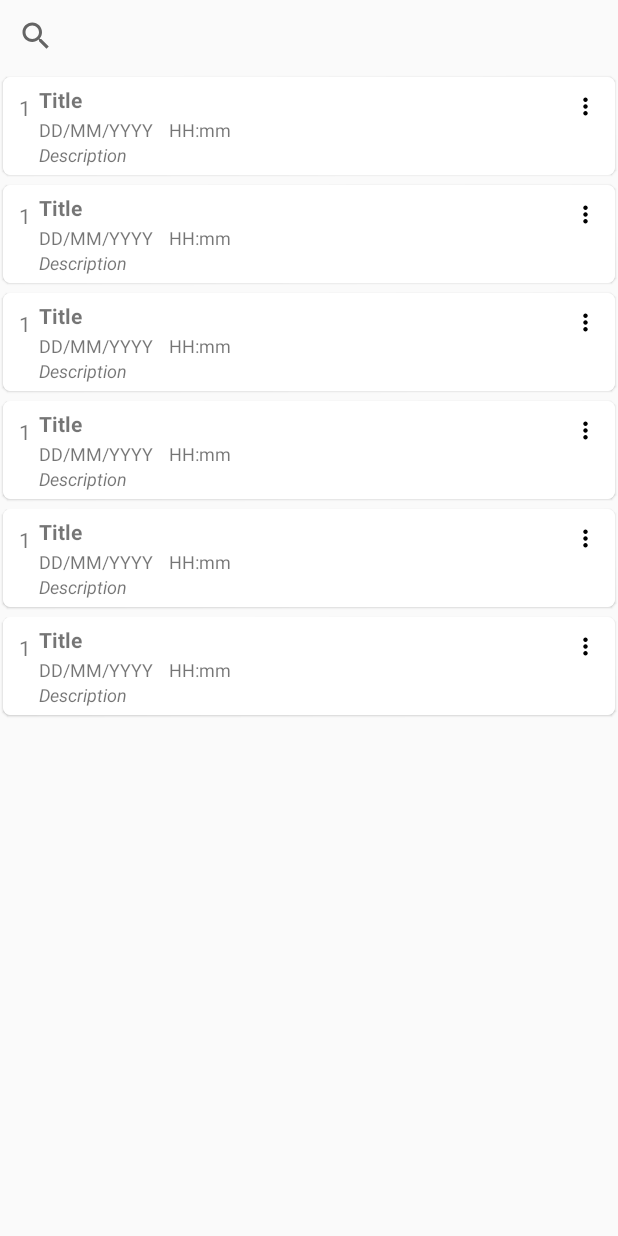
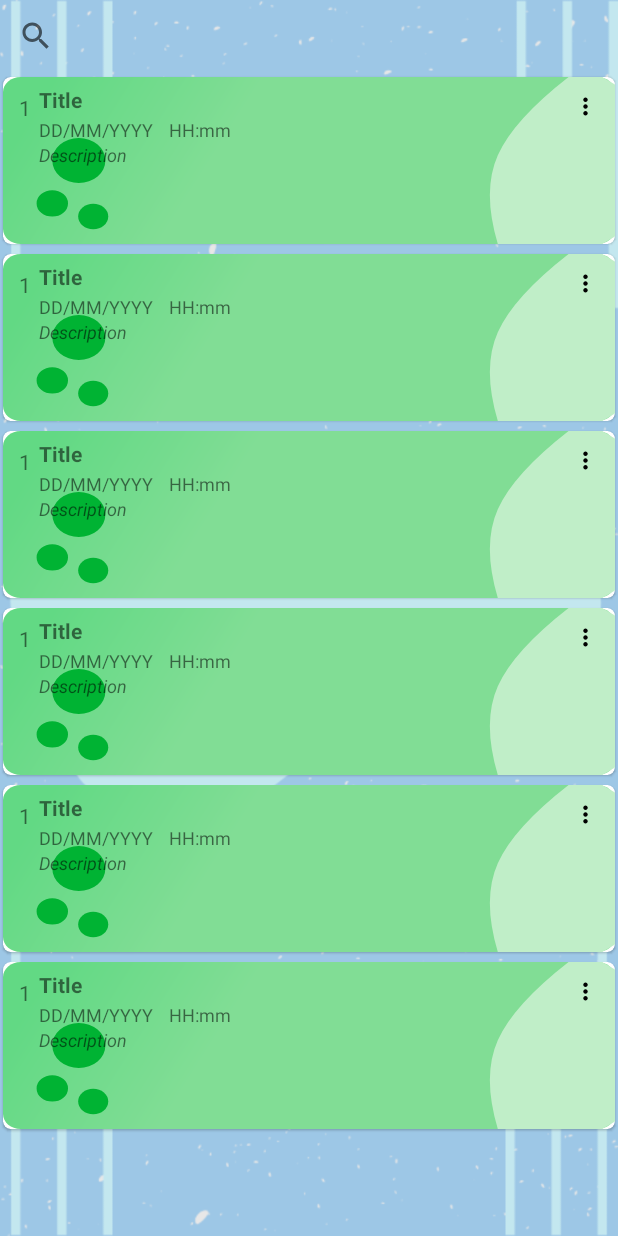
Before and after one commit to V-Nuril/capstone, an Android app: the layout activity_main.xml on its own in the app's theme, with its tools: preview values and no code run, on a phone screen of 412 x 824 dp. Run offline under Robolectric (Android 15) with nearby library versions, the phone set to English and light mode, and no system bars.

Commit message:
Update background item

```diff
--- a/capstone/app/src/main/java/com/project/x1/capstone/ReminderService.kt
+++ b/capstone/app/src/main/java/com/project/x1/capstone/ReminderService.kt
@@ -12,6 +12,9 @@ import android.os.IBinder
 import android.speech.tts.TextToSpeech
 import android.util.Log
 import androidx.core.app.NotificationCompat
+import com.project.x1.capstone.database.Data
+import com.project.x1.capstone.entity.Reminder
+import com.project.x1.capstone.ui.MainActivity
 import java.util.*
 
 
--- a/capstone/app/src/main/java/com/project/x1/capstone/Data.kt
+++ b/capstone/app/src/main/java/com/project/x1/capstone/database/Data.kt
@@ -1,9 +1,10 @@
-package com.project.x1.capstone
+package com.project.x1.capstone.database
 
 import android.content.ContentValues
 import android.content.Context
 import android.database.sqlite.SQLiteDatabase
 import android.database.sqlite.SQLiteOpenHelper
+import com.project.x1.capstone.entity.Reminder
 
 class Data(context: Context) :
     SQLiteOpenHelper(context, DATABASE_NAME, null, DATABASE_VERSION) {
--- a/capstone/app/src/main/java/com/project/x1/capstone/Reminder.kt
+++ b/capstone/app/src/main/java/com/project/x1/capstone/entity/Reminder.kt
@@ -1,4 +1,4 @@
-package com.project.x1.capstone
+package com.project.x1.capstone.entity
 
 import java.io.Serializable
 
--- a/capstone/app/src/main/java/com/project/x1/capstone/Alarm.kt
+++ b/capstone/app/src/main/java/com/project/x1/capstone/function/Alarm.kt
@@ -1,8 +1,9 @@
-package com.project.x1.capstone
+package com.project.x1.capstone.function
 
 import android.content.BroadcastReceiver
 import android.content.Context
 import android.content.Intent
+import com.project.x1.capstone.ReminderService
 
 class Alarm : BroadcastReceiver() {
 
--- a/capstone/app/src/main/java/com/project/x1/capstone/ActivitySplashScreen.kt
+++ b/capstone/app/src/main/java/com/project/x1/capstone/ui/ActivitySplashScreen.kt
@@ -1,4 +1,4 @@
-package com.project.x1.capstone
+package com.project.x1.capstone.ui
 
 import android.content.Intent
 import android.os.Bundle
--- a/capstone/app/src/main/java/com/project/x1/capstone/Adapter.kt
+++ b/capstone/app/src/main/java/com/project/x1/capstone/ui/adapter/Adapter.kt
@@ -1,4 +1,4 @@
-package com.project.x1.capstone
+package com.project.x1.capstone.ui.adapter
 
 import android.annotation.SuppressLint
 import android.graphics.Paint
@@ -6,6 +6,9 @@ import android.view.LayoutInflater
 import android.view.View
 import android.view.ViewGroup
 import androidx.recyclerview.widget.RecyclerView
+import com.project.x1.capstone.utils.Object
+import com.project.x1.capstone.R
+import com.project.x1.capstone.entity.Reminder
 import kotlinx.android.synthetic.main.items.view.*
 
 class Adapter constructor(private val itemClick: OnItemClickListener) :
--- a/capstone/app/src/main/java/com/project/x1/capstone/Object.kt
+++ b/capstone/app/src/main/java/com/project/x1/capstone/utils/Object.kt
@@ -1,4 +1,4 @@
-package com.project.x1.capstone
+package com.project.x1.capstone.utils
 
 import android.content.Context
 import android.widget.Toast
--- /dev/null
+++ b/capstone/app/src/main/res/drawable/ic_item_green.xml
@@ -0,0 +1,115 @@
+<vector xmlns:android="http://schemas.android.com/apk/res/android"
+    xmlns:aapt="http://schemas.android.com/aapt"
+    android:width="346dp"
+    android:height="111dp"
+    android:viewportWidth="346"
+    android:viewportHeight="111">
+  <group>
+    <clip-path
+        android:pathData="M-6,-348h360v640h-360z"/>
+    <path
+        android:pathData="M-6,-348L355,-348L355,-207.867Q302.402,-180.39 264.933,-174Q227.465,-167.61 -6,-207.867L-6,-348Z">
+      <aapt:attr name="android:fillColor">
+        <gradient
+            android:startY="168.51591"
+            android:startX="1.2"
+            android:endY="-18.282387"
+            android:endX="0.2"
+            android:type="linear">
+          <item android:offset="0" android:color="#FF66C9F0"/>
+          <item android:offset="0.98333335" android:color="#FFD2D9D9"/>
+        </gradient>
+      </aapt:attr>
+    </path>
+    <path
+        android:pathData="M10,-126L336,-126C341.519,-126 346,-121.519 346,-116L346,-25C346,-19.481 341.519,-15 336,-15L10,-15C4.481,-15 0,-19.481 0,-25L0,-116C0,-121.519 4.481,-126 10,-126Z"
+        android:strokeColor="#00000000">
+      <aapt:attr name="android:fillColor">
+        <gradient
+            android:startY="-70.5"
+            android:startX="0"
+            android:endY="-20.59205"
+            android:endX="92.78661"
+            android:type="linear">
+          <item android:offset="0" android:color="#FFD9D962"/>
+          <item android:offset="0.99583334" android:color="#FFD0DF6B"/>
+        </gradient>
+      </aapt:attr>
+    </path>
+    <path
+        android:pathData="M279.75,-74Q288.75,-97.6 319.75,-126L338.75,-126L346,-121L346,-89.8L346,-20L338.75,-15L279.75,-15Q270.75,-50.4 279.75,-74Z"
+        android:fillColor="#E5EEC0"/>
+    <path
+        android:pathData="M10,0L336,0C341.519,0 346,4.481 346,10L346,101C346,106.519 341.519,111 336,111L10,111C4.481,111 0,106.519 0,101L0,10C0,4.481 4.481,0 10,0Z"
+        android:strokeColor="#00000000">
+      <aapt:attr name="android:fillColor">
+        <gradient
+            android:startY="55.5"
+            android:startX="0"
+            android:endY="105.40795"
+            android:endX="92.78661"
+            android:type="linear">
+          <item android:offset="0" android:color="#FF62D984"/>
+          <item android:offset="0.9875" android:color="#FF81DD95"/>
+        </gradient>
+      </aapt:attr>
+    </path>
+    <path
+        android:pathData="M51,182m-15,0a15,15 0,1 1,30 0a15,15 0,1 1,-30 0"
+        android:fillColor="#C80F6E"/>
+    <path
+        android:pathData="M51,182m-15,0a15,15 0,1 1,30 0a15,15 0,1 1,-30 0"
+        android:fillColor="#C80F6E"/>
+    <path
+        android:pathData="M51,182m-15,0a15,15 0,1 1,30 0a15,15 0,1 1,-30 0"
+        android:fillColor="#C80F6E"/>
+    <path
+        android:pathData="M279.75,52Q288.75,28.4 319.75,0L338.75,0L346,5L346,36.2L346,106L338.75,111L279.75,111Q270.75,75.6 279.75,52Z"
+        android:fillColor="#C0EEC8"/>
+    <path
+        android:pathData="M10,126.5L336,126.5C341.519,126.5 346,130.981 346,136.5L346,227.5C346,233.019 341.519,237.5 336,237.5L10,237.5C4.481,237.5 0,233.019 0,227.5L0,136.5C0,130.981 4.481,126.5 10,126.5Z"
+        android:strokeColor="#00000000">
+      <aapt:attr name="android:fillColor">
+        <gradient
+            android:startY="182"
+            android:startX="0"
+            android:endY="231.90794"
+            android:endX="92.78661"
+            android:type="linear">
+          <item android:offset="0" android:color="#FFD962A7"/>
+          <item android:offset="0.9791667" android:color="#FFF488C4"/>
+        </gradient>
+      </aapt:attr>
+    </path>
+    <path
+        android:pathData="M19,210.75a8.875,8.75 0,1 0,17.75 0a8.875,8.75 0,1 0,-17.75 0z"
+        android:fillColor="#C80F6E"/>
+    <path
+        android:pathData="M19,84a8.875,8.75 0,1 0,17.75 0a8.875,8.75 0,1 0,-17.75 0z"
+        android:fillColor="#00B333"/>
+    <path
+        android:pathData="M19,-40a8.875,8.75 0,1 0,17.75 0a8.875,8.75 0,1 0,-17.75 0z"
+        android:fillColor="#B5B500"/>
+    <path
+        android:pathData="M51,224m-8.5,0a8.5,8.5 0,1 1,17 0a8.5,8.5 0,1 1,-17 0"
+        android:fillColor="#C80F6E"/>
+    <path
+        android:pathData="M51,92.75m-8.5,0a8.5,8.5 0,1 1,17 0a8.5,8.5 0,1 1,-17 0"
+        android:fillColor="#00B333"/>
+    <path
+        android:pathData="M51,-31.25m-8.5,0a8.5,8.5 0,1 1,17 0a8.5,8.5 0,1 1,-17 0"
+        android:fillColor="#B5B500"/>
+    <path
+        android:pathData="M279.75,178.5Q288.75,154.9 319.75,126.5L338.75,126.5L346,131.5L346,162.7L346,232.5L338.75,237.5L279.75,237.5Q270.75,202.1 279.75,178.5Z"
+        android:fillColor="#EEC0D6"/>
+    <path
+        android:pathData="M51,182m-15,0a15,15 0,1 1,30 0a15,15 0,1 1,-30 0"
+        android:fillColor="#C80F6E"/>
+    <path
+        android:pathData="M42.875,55.5m-15,0a15,15 0,1 1,30 0a15,15 0,1 1,-30 0"
+        android:fillColor="#00B333"/>
+    <path
+        android:pathData="M42.875,-70.5m-15,0a15,15 0,1 1,30 0a15,15 0,1 1,-30 0"
+        android:fillColor="#B5B500"/>
+  </group>
+</vector>
--- a/capstone/app/src/main/res/layout/activity_main.xml
+++ b/capstone/app/src/main/res/layout/activity_main.xml
@@ -4,6 +4,7 @@
     xmlns:tools="http://schemas.android.com/tools"
     android:layout_width="match_parent"
     android:layout_height="match_parent"
+    android:background="@drawable/layout"
     tools:showIn="@layout/activity_main">
 
     <androidx.appcompat.widget.SearchView
--- a/capstone/app/src/main/res/layout/activity_new_task.xml
+++ b/capstone/app/src/main/res/layout/activity_new_task.xml
@@ -1,7 +1,8 @@
 <?xml version="1.0" encoding="utf-8"?>
 <RelativeLayout xmlns:android="http://schemas.android.com/apk/res/android"
     android:layout_width="match_parent"
-    android:layout_height="match_parent">
+    android:layout_height="match_parent"
+    android:background="@drawable/layout">
 
     <ScrollView
         android:id="@+id/scrollView"
--- a/capstone/app/src/main/res/layout/activity_splash_screen.xml
+++ b/capstone/app/src/main/res/layout/activity_splash_screen.xml
@@ -3,7 +3,8 @@
     xmlns:tools="http://schemas.android.com/tools"
     android:layout_width="match_parent"
     android:layout_height="match_parent"
-    tools:context=".ActivitySplashScreen">
+    tools:context=".ui.ActivitySplashScreen"
+    android:background="@drawable/layout">
 
     <ImageView
         android:layout_width="200dp"
--- a/capstone/app/src/main/res/layout/items.xml
+++ b/capstone/app/src/main/res/layout/items.xml
@@ -13,7 +13,7 @@
     <RelativeLayout
         android:layout_width="match_parent"
         android:layout_height="wrap_content"
-        android:background="@color/colorWhite"
+        android:background="@drawable/ic_item_green"
         android:orientation="horizontal"
         android:padding="5dp">
 
--- a/capstone/app/src/main/res/values/styles.xml
+++ b/capstone/app/src/main/res/values/styles.xml
@@ -5,7 +5,6 @@
         <item name="colorPrimary">@color/colorPrimary</item>
         <item name="colorPrimaryDark">@color/colorPrimaryDark</item>
         <item name="colorAccent">@color/colorAccent</item>
-
         <item name="android:windowAnimationStyle">@style/WindowAnimationTransition</item>
 
     </style>
```
Also changed, not shown: capstone/app/src/main/AndroidManifest.xml (+4 -4 lines), capstone/app/src/main/java/com/project/x1/capstone/ui/ActivityNewTask.kt (renamed from capstone/app/src/main/java/com/project/x1/capstone/ActivityNewTask.kt, +8 -2 lines), capstone/app/src/main/java/com/project/x1/capstone/ui/MainActivity.kt (renamed from capstone/app/src/main/java/com/project/x1/capstone/MainActivity.kt, +7 -1 lines), capstone/app/src/main/res/drawable/ic_background.xml (added, +25 -0 lines), capstone/app/src/main/res/drawable/ic_item_pink.xml (added, +115 -0 lines), capstone/app/src/main/res/drawable/ic_item_yellow.xml (added, +115 -0 lines).
